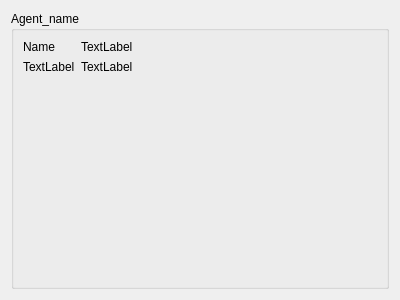
Above: agent-1/agent.ui from xentellion/mas before the change. Below: the same form after it.
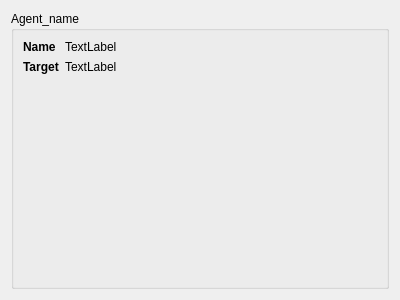
That is the form after the change.

Patch:
```diff
--- a/agent-1/agent.ui
+++ b/agent-1/agent.ui
@@ -22,6 +22,11 @@
      <layout class="QFormLayout" name="formLayout">
       <item row="0" column="0">
        <widget class="QLabel" name="label">
+        <property name="font">
+         <font>
+          <bold>true</bold>
+         </font>
+        </property>
         <property name="text">
          <string>Name</string>
         </property>
@@ -29,8 +34,13 @@
       </item>
       <item row="1" column="0">
        <widget class="QLabel" name="label_2">
+        <property name="font">
+         <font>
+          <bold>true</bold>
+         </font>
+        </property>
         <property name="text">
-         <string>TextLabel</string>
+         <string>Target</string>
         </property>
        </widget>
       </item>
```
Left out of the diff: 4 changed lines with no effect on the pictures.
